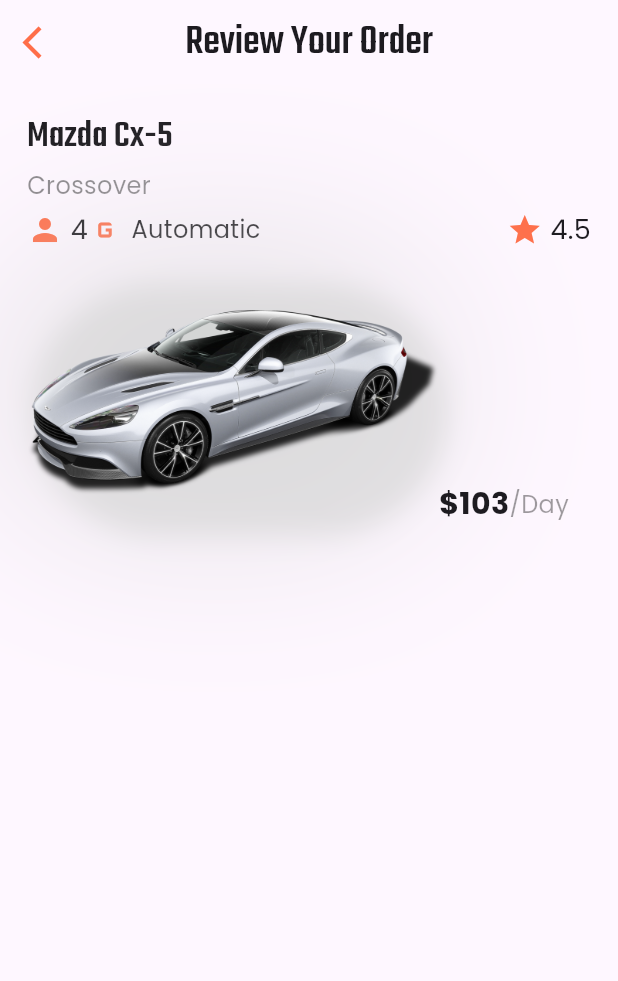
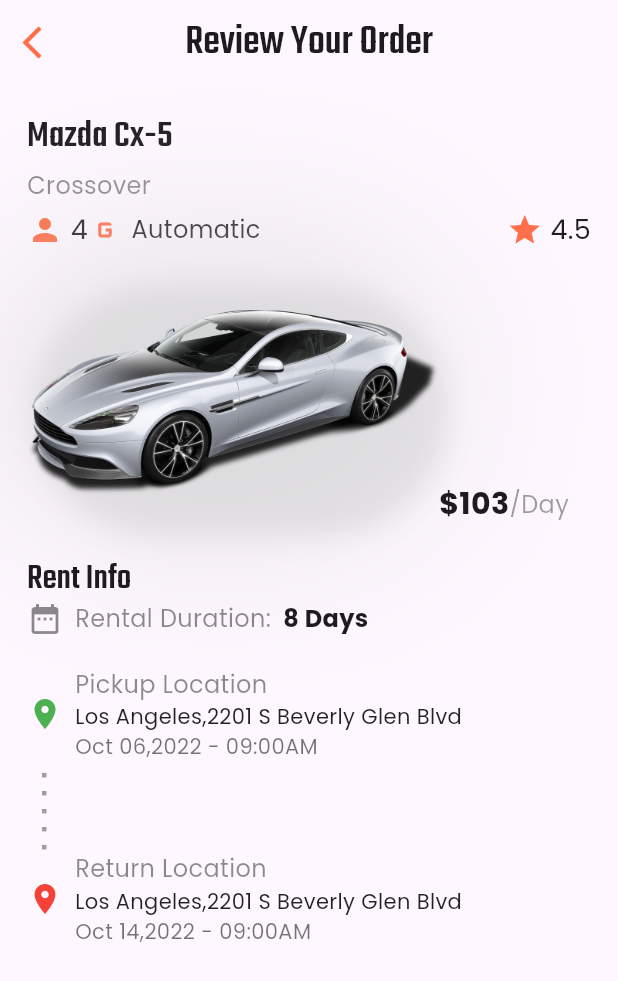
Before and after one commit to ahmedos999/car_rental, a Flutter app: the OrderPage screen opened directly, on a phone screen of 412 x 824 dp. Shown: the top 981 px of the screen. Run offline on Flutter 3.47's test engine with Material 3 defaults, Android fonts, the phone set to English and light mode, and no system bars.

Commit message:
location drop line

```diff
--- a/lib/presentation/Screens/order_page.dart
+++ b/lib/presentation/Screens/order_page.dart
@@ -121,7 +121,112 @@ class OrderPage extends StatelessWidget {
                   ],
                 )
               ],
-            )
+            ),
+            const SizedBox(
+              height: 20,
+            ),
+            Text(
+              'Rent Info',
+              style: Theme.of(context)
+                  .textTheme
+                  .titleLarge!
+                  .copyWith(fontSize: 24),
+            ),
+            const Row(
+              children: [
+                Icon(
+                  Icons.date_range,
+                  color: Colors.black45,
+                ),
+                Padding(
+                  padding: EdgeInsets.symmetric(horizontal: 8),
+                  child: Text(
+                    'Rental Duration:',
+                    style: TextStyle(color: Colors.black45, fontSize: 16),
+                  ),
+                ),
+                Text(
+                  '8 Days',
+                  style: TextStyle(fontSize: 16, fontWeight: FontWeight.w600),
+                )
+              ],
+            ),
+            const SizedBox(
+              height: 20,
+            ),
+            const Row(
+              children: [
+                Icon(
+                  Icons.location_on,
+                  color: Colors.green,
+                ),
+                Padding(
+                  padding: EdgeInsets.symmetric(horizontal: 8),
+                  child: Column(
+                    crossAxisAlignment: CrossAxisAlignment.start,
+                    children: [
+                      Text(
+                        'Pickup Location',
+                        style: TextStyle(color: Colors.black45, fontSize: 16),
+                      ),
+                      Text(
+                        'Los Angeles,2201 S Beverly Glen Blvd',
+                        style: TextStyle(color: Colors.black87, fontSize: 14),
+                      ),
+                      Text(
+                        'Oct 06,2022 - 09:00AM',
+                        style: TextStyle(color: Colors.black54, fontSize: 14),
+                      ),
+                    ],
+                  ),
+                ),
+              ],
+            ),
+            Padding(
+              padding: const EdgeInsets.only(left: 10),
+              child: Column(
+                children: List.generate(
+                    10,
+                    (index) => Padding(
+                          padding: const EdgeInsets.symmetric(vertical: 1.5),
+                          child: Container(
+                            color: index % 2 == 0
+                                ? Colors.transparent
+                                : Colors.grey,
+                            height: 3,
+                            width: 3,
+                          ),
+                        )),
+              ),
+            ),
+            const Row(
+              children: [
+                Icon(
+                  Icons.location_on,
+                  color: Colors.red,
+                ),
+                Padding(
+                  padding: EdgeInsets.symmetric(horizontal: 8),
+                  child: Column(
+                    crossAxisAlignment: CrossAxisAlignment.start,
+                    children: [
+                      Text(
+                        'Return Location',
+                        style: TextStyle(color: Colors.black45, fontSize: 16),
+                      ),
+                      Text(
+                        'Los Angeles,2201 S Beverly Glen Blvd',
+                        style: TextStyle(color: Colors.black87, fontSize: 14),
+                      ),
+                      Text(
+                        'Oct 14,2022 - 09:00AM',
+                        style: TextStyle(color: Colors.black54, fontSize: 14),
+                      ),
+                    ],
+                  ),
+                ),
+              ],
+            ),
           ]),
         ),
       ),
```
